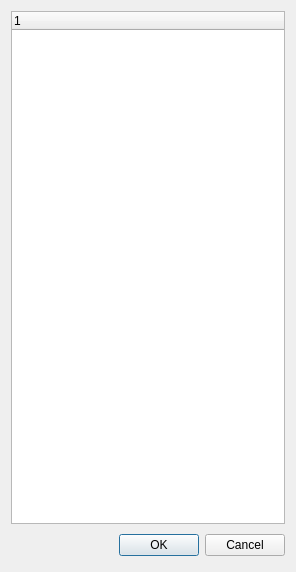
The window that MyTilemapEditor/Resource Files/UI/AddBrushUI.ui (sam830917/MyTilemapEditor) describes before a commit, drawn with Qt 5.
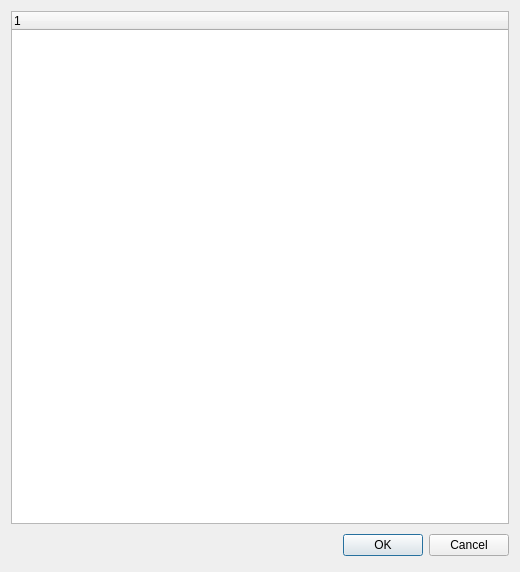
The same window after the commit.

Commit message: Updated brush dialog

Patch:
```diff
--- a/MyTilemapEditor/Resource Files/UI/AddBrushUI.ui
+++ b/MyTilemapEditor/Resource Files/UI/AddBrushUI.ui
@@ -6,7 +6,7 @@
    <rect>
     <x>0</x>
     <y>0</y>
-    <width>296</width>
+    <width>520</width>
     <height>572</height>
    </rect>
   </property>
@@ -18,7 +18,7 @@
   </property>
   <property name="maximumSize">
    <size>
-    <width>296</width>
+    <width>16777215</width>
     <height>16777215</height>
    </size>
   </property>
```
The commit also changes 4 other files.
